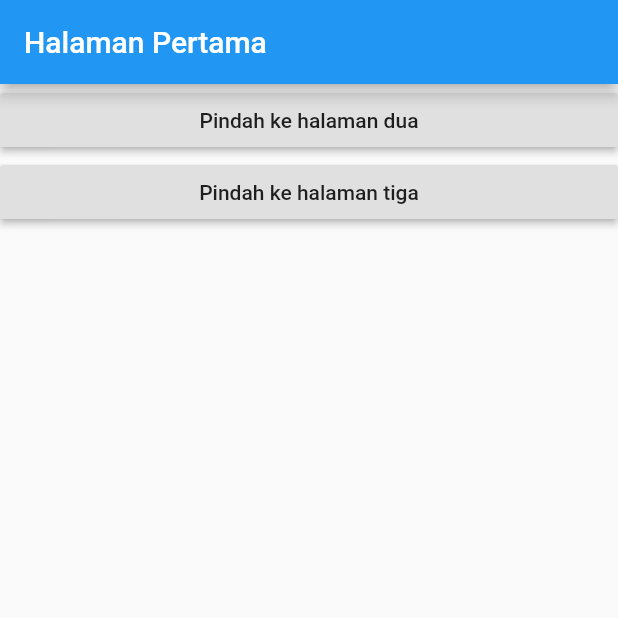
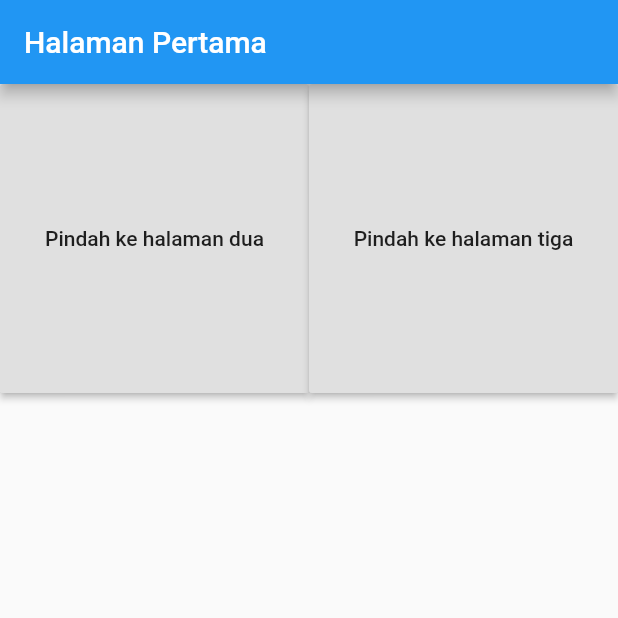
Before and after one commit to depanripurba/tugasmobile, a Flutter app: the screen it shows after launch, on a phone screen of 412 x 824 dp, the top half of it. Run offline on Flutter 3.47's test engine with Material 2 defaults, Android fonts, the phone set to English and light mode, and no system bars.

```diff
--- a/lib/main.dart
+++ b/lib/main.dart
@@ -22,7 +22,8 @@ class HalamanPertama extends StatelessWidget {
         title: Text("Halaman Pertama"),
       ),
       body: Center(
-        child: ListView(
+        child: GridView.count(
+          crossAxisCount: 2,
           children: <Widget>[
             RaisedButton(
               child: Text("Pindah ke halaman dua"),
```
